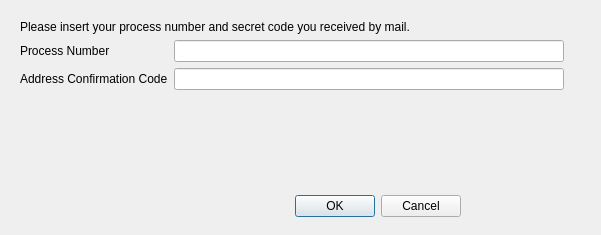
Qt form _src/eidmw/eidgui/ChangeAddressDialog.ui (algv/middleware-offline) before a commit.
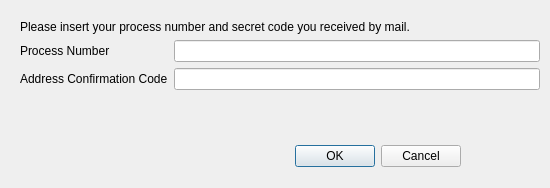
The same form after that commit.

Patch:
```diff
--- a/_src/eidmw/eidgui/ChangeAddressDialog.ui
+++ b/_src/eidmw/eidgui/ChangeAddressDialog.ui
@@ -6,8 +6,8 @@
    <rect>
     <x>0</x>
     <y>0</y>
-    <width>601</width>
-    <height>235</height>
+    <width>550</width>
+    <height>188</height>
    </rect>
   </property>
   <property name="windowTitle">
@@ -16,9 +16,9 @@
   <widget class="QDialogButtonBox" name="buttonBox">
    <property name="geometry">
     <rect>
-     <x>120</x>
-     <y>190</y>
-     <width>341</width>
+     <x>280</x>
+     <y>140</y>
+     <width>181</width>
      <height>32</height>
     </rect>
    </property>
@@ -34,8 +34,8 @@
     <rect>
      <x>20</x>
      <y>20</y>
-     <width>544</width>
-     <height>141</height>
+     <width>520</width>
+     <height>101</height>
     </rect>
    </property>
    <layout class="QFormLayout" name="formLayout">
```
Left out of the diff: 2 changed lines with no effect on the pictures.
